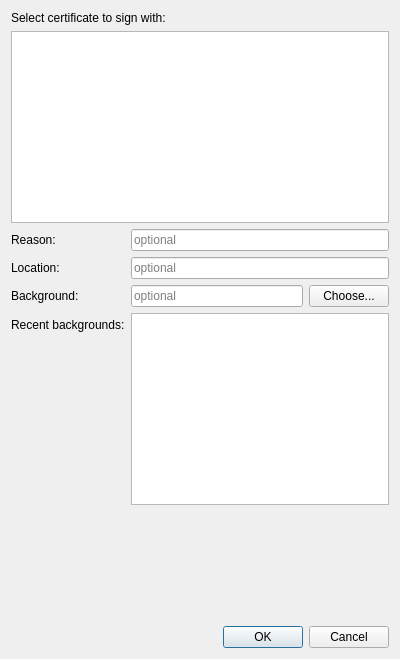
First picture: the form in part/selectcertificatedialog.ui, repository emtee40/okular-android-docview, before the edit.
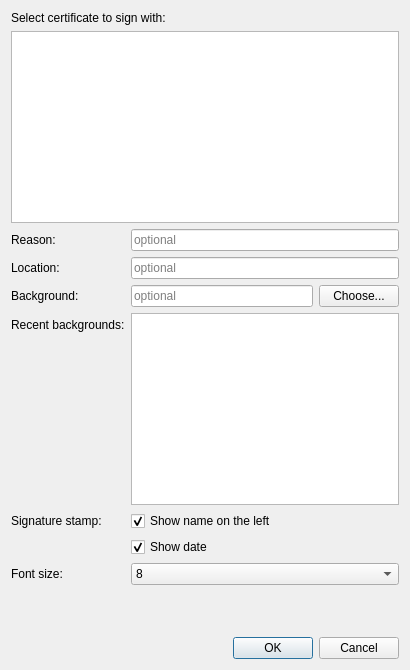
Second picture: the form after the edit. Icons and pictures are not drawn.

Commit message: option to change font size, show/hide left annotation text and show/hide date

What changed in the file:
```diff
--- a/part/selectcertificatedialog.ui
+++ b/part/selectcertificatedialog.ui
@@ -6,8 +6,8 @@
    <rect>
     <x>0</x>
     <y>0</y>
-    <width>400</width>
-    <height>659</height>
+    <width>410</width>
+    <height>670</height>
    </rect>
   </property>
   <property name="windowTitle">
@@ -36,6 +36,9 @@
    </item>
    <item>
     <layout class="QFormLayout" name="formLayout">
+     <property name="verticalSpacing">
+      <number>6</number>
+     </property>
      <item row="0" column="0">
       <widget class="QLabel" name="reasonLabel">
        <property name="text">
@@ -117,6 +120,84 @@
      <item row="3" column="1">
       <widget class="QListView" name="recentBackgrounds"/>
      </item>
+     <item row="4" column="0">
+      <widget class="QLabel" name="stampLabel">
+       <property name="text">
+        <string>Signature stamp:</string>
+       </property>
+      </widget>
+     </item>
+     <item row="4" column="1">
+      <widget class="QCheckBox" name="stampLeftCheckBox">
+       <property name="text">
+        <string>Show name on the left</string>
+       </property>
+       <property name="checked">
+        <bool>true</bool>
+       </property>
+      </widget>
+     </item>
+     <item row="7" column="1">
+      <widget class="QComboBox" name="fontSizeComboBox">
+       <item>
+        <property name="text">
+         <string>8</string>
+        </property>
+       </item>
+       <item>
+        <property name="text">
+         <string>9</string>
+        </property>
+       </item>
+       <item>
+        <property name="text">
+         <string>10</string>
+        </property>
+       </item>
+       <item>
+        <property name="text">
+         <string>11</string>
+        </property>
+       </item>
+       <item>
+        <property name="text">
+         <string>12</string>
+        </property>
+       </item>
+       <item>
+        <property name="text">
+         <string>13</string>
+        </property>
+       </item>
+       <item>
+        <property name="text">
+         <string>14</string>
+        </property>
+       </item>
+       <item>
+        <property name="text">
+         <string>15</string>
+        </property>
+       </item>
+      </widget>
+     </item>
+     <item row="7" column="0">
+      <widget class="QLabel" name="fontSizeLabel">
+       <property name="text">
+        <string>Font size:</string>
+       </property>
+      </widget>
+     </item>
+     <item row="5" column="1">
+      <widget class="QCheckBox" name="stampDateCheckBox">
+       <property name="text">
+        <string>Show date</string>
+       </property>
+       <property name="checked">
+        <bool>true</bool>
+       </property>
+      </widget>
+     </item>
     </layout>
    </item>
    <item>
@@ -124,13 +205,10 @@
      <property name="orientation">
       <enum>Qt::Vertical</enum>
      </property>
-     <property name="sizeType">
-      <enum>QSizePolicy::Expanding</enum>
-     </property>
      <property name="sizeHint" stdset="0">
       <size>
        <width>20</width>
-       <height>1</height>
+       <height>40</height>
       </size>
      </property>
     </spacer>
```
The commit also changes 6 other files.
